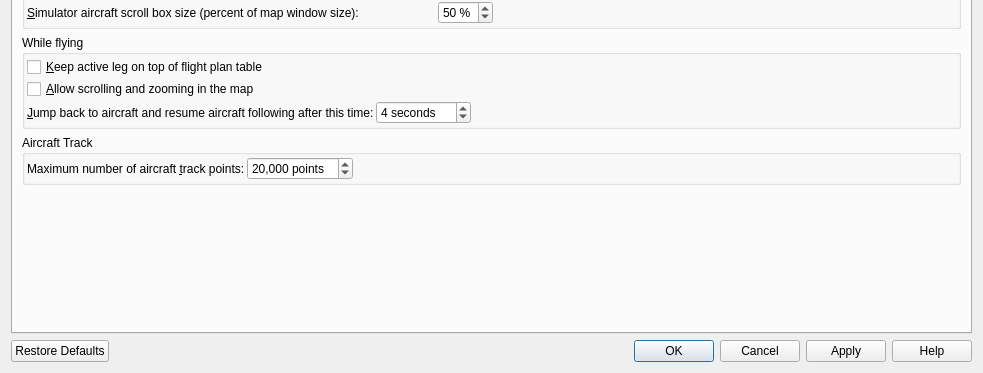
Qt form src/options/options.ui (albar965/littlenavmap) before a commit; both pictures show x 0 to 983 and y 208 to 581 of the 983 by 581 pixel window.
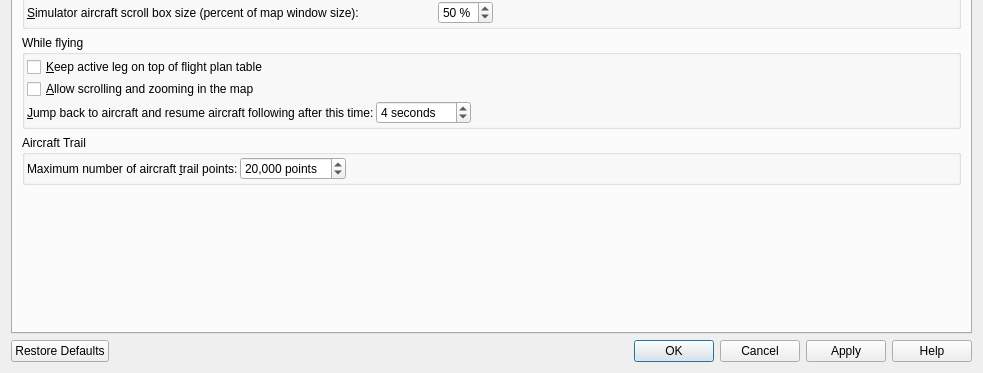
The same form after that commit. The open tabs and pages were chosen to show the change.

Commit message: Small fix in options dialog for more consistency (aircraft track vs. trail).

Patch:
```diff
--- a/src/options/options.ui
+++ b/src/options/options.ui
@@ -2772,7 +2772,7 @@
        <item row="5" column="0">
         <widget class="QGroupBox" name="groupBox_11">
          <property name="title">
-          <string>Aircraft Track</string>
+          <string>Aircraft Trail</string>
          </property>
          <layout class="QHBoxLayout" name="horizontalLayout_2">
           <property name="spacing">
@@ -2793,7 +2793,7 @@
           <item>
            <widget class="QLabel" name="labelSimMaxTrackPoints">
             <property name="text">
-             <string>Maximum number of aircraft &amp;track points:</string>
+             <string>Maximum number of aircraft &amp;trail points:</string>
             </property>
             <property name="buddy">
              <cstring>spinBoxSimMaxTrackPoints</cstring>
```
